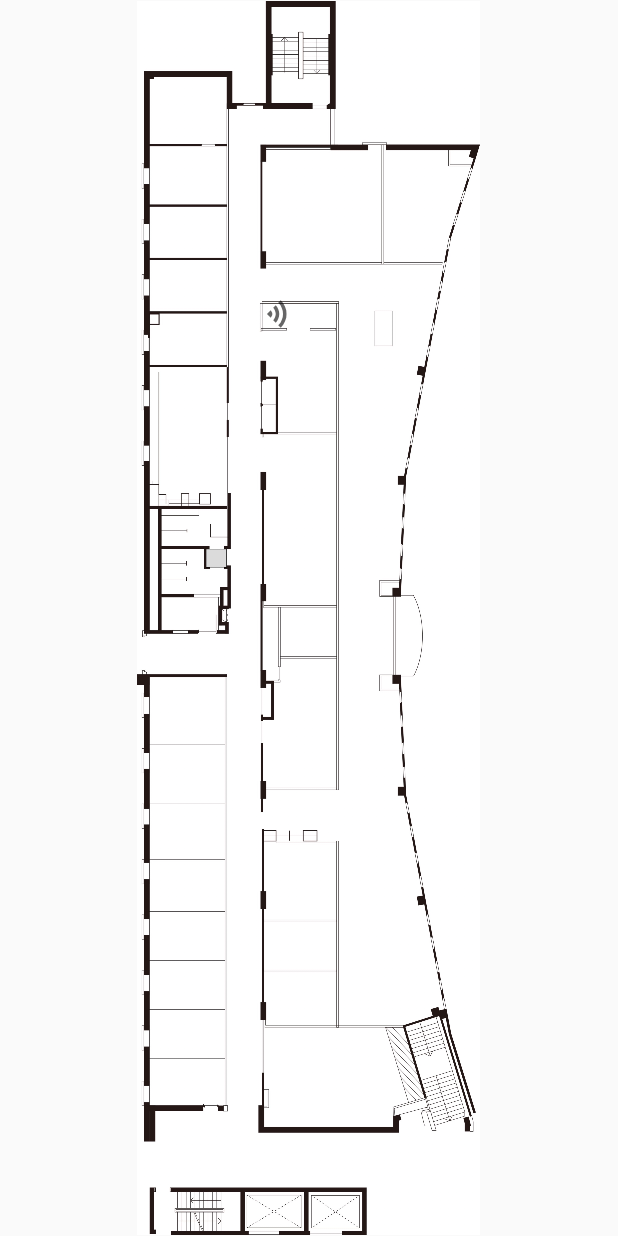
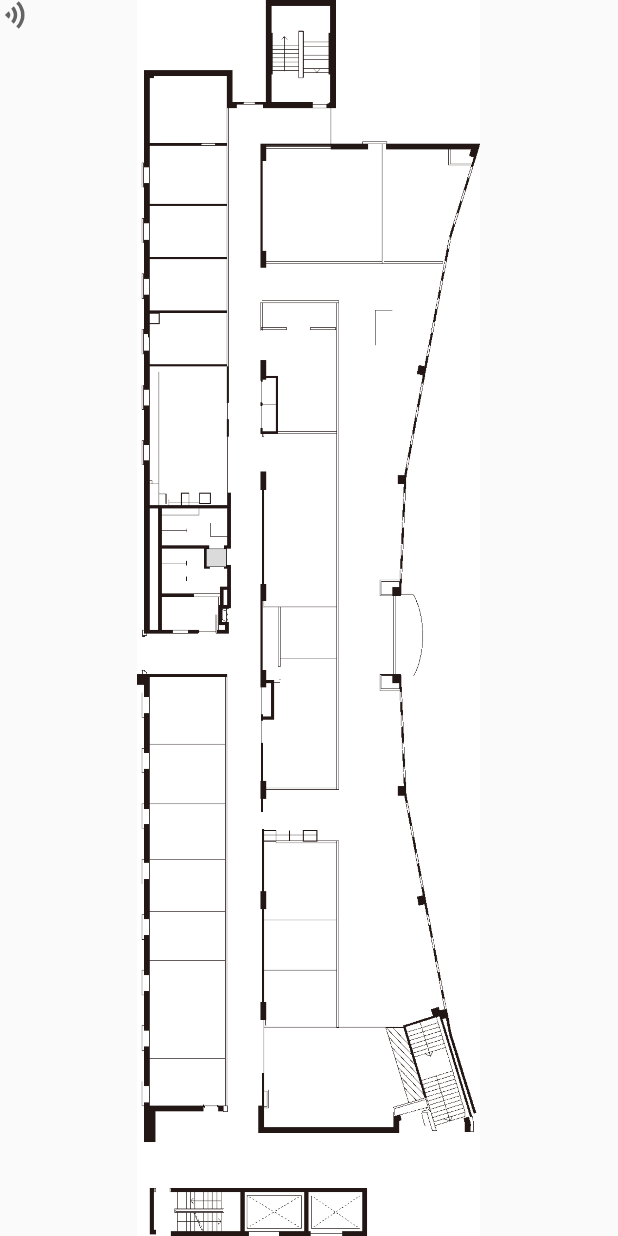
Before and after one commit to kane1997/WiFi_RTT, an Android app: the layout activity_localization_test.xml on its own in the app's theme, with its tools: preview values and no code run, on a phone screen of 412 x 824 dp. Run offline under Robolectric (Android 15) with nearby library versions, the phone set to English and light mode, and no system bars.

Commit message:
Update AP location based on pixels

```diff
--- a/app/src/main/java/com/example/rtttest1/FloorplanConfiguration.java
+++ b/app/src/main/java/com/example/rtttest1/FloorplanConfiguration.java
@@ -4,5 +4,7 @@ import java.util.ArrayList;
 
 public class FloorplanConfiguration {
     AccessPoints ap1,ap2,ap3,ap4,ap5,ap6;
-    ArrayList<AccessPoints> aps;
+    ArrayList<AccessPoints> AccessPoints;
+
+
 }
--- a/app/src/main/res/layout/activity_localization_test.xml
+++ b/app/src/main/res/layout/activity_localization_test.xml
@@ -11,18 +11,63 @@
         android:layout_height="wrap_content"
         android:layout_gravity="center"
         android:adjustViewBounds="true"
-        android:scaleType="centerInside"
+        android:scaleType="fitXY"
         android:src="@drawable/floor_plan" />
+
+    <ImageView
+        android:id="@+id/imageViewLocation"
+        android:layout_width="wrap_content"
+        android:layout_height="wrap_content"
+        android:rotation="90"
+        app:srcCompat="@drawable/location_pin"
+        android:layout_marginLeft="650px"
+        android:layout_marginTop="1100px"
+        />
 
     <ImageView
         android:id="@+id/imageViewAP1"
         android:layout_width="wrap_content"
         android:layout_height="wrap_content"
-        android:layout_marginLeft="262px"
-        android:layout_marginTop="299px"
+        android:rotation="90"
+        android:layout_marginLeft="0px"
+        android:layout_marginTop="0px"
+        app:srcCompat="@drawable/ap_pin" />
+<!--
+    <ImageView
+        android:id="@+id/imageViewAP2"
+        android:layout_width="wrap_content"
+        android:layout_height="wrap_content"
         android:rotation="90"
         app:srcCompat="@drawable/ap_pin" />
 
+    <ImageView
+        android:id="@+id/imageViewAP3"
+        android:layout_width="wrap_content"
+        android:layout_height="wrap_content"
+        android:rotation="90"
+        app:srcCompat="@drawable/ap_pin" />
+
+    <ImageView
+        android:id="@+id/imageViewAP4"
+        android:layout_width="wrap_content"
+        android:layout_height="wrap_content"
+        android:rotation="90"
+        app:srcCompat="@drawable/ap_pin" />
+
+    <ImageView
+        android:id="@+id/imageViewAP5"
+        android:layout_width="wrap_content"
+        android:layout_height="wrap_content"
+        android:rotation="90"
+        app:srcCompat="@drawable/ap_pin" />
+
+    <ImageView
+        android:id="@+id/imageViewAP6"
+        android:layout_width="wrap_content"
+        android:layout_height="wrap_content"
+        android:rotation="90"
+        app:srcCompat="@drawable/ap_pin" />
+        -->
 </FrameLayout>
 
 
```
Also changed, not shown: app/src/main/java/com/example/rtttest1/AccessPoints.java (+14 -2 lines), app/src/main/java/com/example/rtttest1/LocalizationActivity.java (+38 -11 lines), app/src/main/res/drawable/floor_plan.jpeg (added), app/src/main/res/drawable/floor_plan.jpg (deleted).
